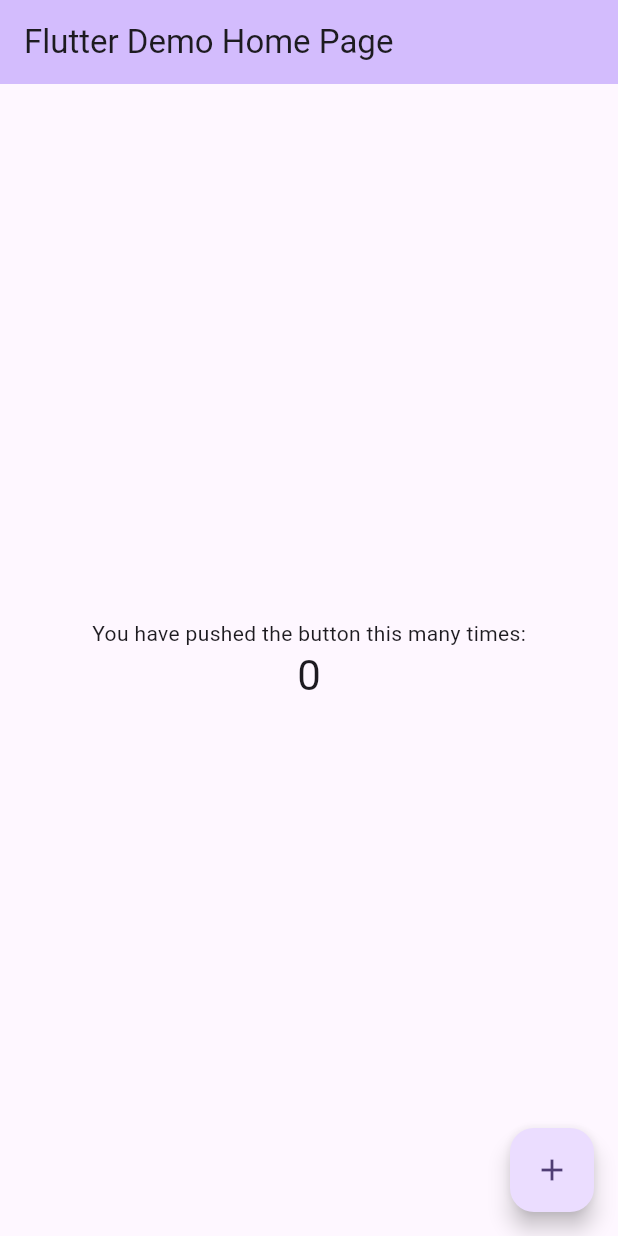
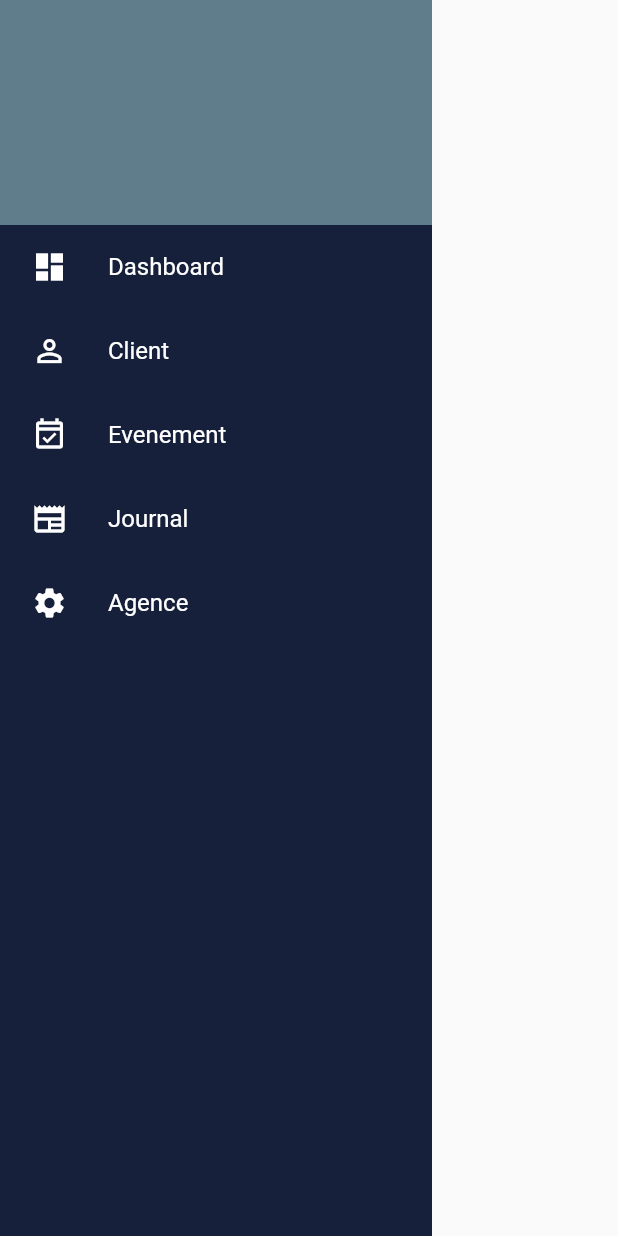
Before and after one commit to goldspide/projetSCTM, a Flutter app: the screen it shows after launch, on a phone screen of 412 x 824 dp. Run offline on Flutter 3.47's test engine with Material 2 defaults, Android fonts, the phone set to English and light mode, and no system bars; our stand-ins replace google_fonts; Roboto replaces fonts that are missing (Ubuntu).

Commit message:
creation des premier page

```diff
--- a/client/lib/main.dart
+++ b/client/lib/main.dart
@@ -1,3 +1,5 @@
+import 'package:client/screens/Dashboard.dart';
+import 'package:client/screens/loginScreen.dart';
 import 'package:flutter/material.dart';
 
 void main() {
@@ -7,119 +9,11 @@ void main() {
 class MyApp extends StatelessWidget {
   const MyApp({super.key});
 
-  // This widget is the root of your application.
   @override
   Widget build(BuildContext context) {
-    return MaterialApp(
-      title: 'Flutter Demo',
-      theme: ThemeData(
-        // This is the theme of your application.
-        //
-        // TRY THIS: Try running your application with "flutter run". You'll see
-        // the application has a blue toolbar. Then, without quitting the app,
-        // try changing the seedColor in the colorScheme below to Colors.green
-        // and then invoke "hot reload" (save your changes or press the "hot
-        // reload" button in a Flutter-supported IDE, or press "r" if you used
-        // the command line to start the app).
-        //
-        // Notice that the counter didn't reset back to zero; the application
-        // state is not lost during the reload. To reset the state, use hot
-        // restart instead.
-        //
-        // This works for code too, not just values: Most code changes can be
-        // tested with just a hot reload.
-        colorScheme: ColorScheme.fromSeed(seedColor: Colors.deepPurple),
-        useMaterial3: true,
-      ),
-      home: const MyHomePage(title: 'Flutter Demo Home Page'),
+    return const MaterialApp(
+      debugShowCheckedModeBanner: false,
+      home: DashBoard(),
     );
   }
 }
-
-class MyHomePage extends StatefulWidget {
-  const MyHomePage({super.key, required this.title});
-
-  // This widget is the home page of your application. It is stateful, meaning
-  // that it has a State object (defined below) that contains fields that affect
-  // how it looks.
-
-  // This class is the configuration for the state. It holds the values (in this
-  // case the title) provided by the parent (in this case the App widget) and
-  // used by the build method of the State. Fields in a Widget subclass are
-  // always marked "final".
-
-  final String title;
-
-  @override
-  State<MyHomePage> createState() => _MyHomePageState();
-}
-
-class _MyHomePageState extends State<MyHomePage> {
-  int _counter = 0;
-
-  void _incrementCounter() {
-    setState(() {
-      // This call to setState tells the Flutter framework that something has
-      // changed in this State, which causes it to rerun the build method below
-      // so that the display can reflect the updated values. If we changed
-      // _counter without calling setState(), then the build method would not be
-      // called again, and so nothing would appear to happen.
-      _counter++;
-    });
-  }
-
-  @override
-  Widget build(BuildContext context) {
-    // This method is rerun every time setState is called, for instance as done
-    // by the _incrementCounter method above.
-    //
-    // The Flutter framework has been optimized to make rerunning build methods
-    // fast, so that you can just rebuild anything that needs updating rather
-    // than having to individually change instances of widgets.
-    return Scaffold(
-      appBar: AppBar(
-        // TRY THIS: Try changing the color here to a specific color (to
-        // Colors.amber, perhaps?) and trigger a hot reload to see the AppBar
-        // change color while the other colors stay the same.
-        backgroundColor: Theme.of(context).colorScheme.inversePrimary,
-        // Here we take the value from the MyHomePage object that was created by
-        // the App.build method, and use it to set our appbar title.
-        title: Text(widget.title),
-      ),
-      body: Center(
-        // Center is a layout widget. It takes a single child and positions it
-        // in the middle of the parent.
-        child: Column(
-          // Column is also a layout widget. It takes a list of children and
-          // arranges them vertically. By default, it sizes itself to fit its
-          // children horizontally, and tries to be as tall as its parent.
-          //
-          // Column has various properties to control how it sizes itself and
-          // how it positions its children. Here we use mainAxisAlignment to
-          // center the children vertically; the main axis here is the vertical
-          // axis because Columns are vertical (the cross axis would be
-          // horizontal).
-          //
-          // TRY THIS: Invoke "debug painting" (choose the "Toggle Debug Paint"
-          // action in the IDE, or press "p" in the console), to see the
-          // wireframe for each widget.
-          mainAxisAlignment: MainAxisAlignment.center,
-          children: <Widget>[
-            const Text(
-              'You have pushed the button this many times:',
-            ),
-            Text(
-              '$_counter',
-              style: Theme.of(context).textTheme.headlineMedium,
-            ),
-          ],
-        ),
-      ),
-      floatingActionButton: FloatingActionButton(
-        onPressed: _incrementCounter,
-        tooltip: 'Increment',
-        child: const Icon(Icons.add),
-      ), // This trailing comma makes auto-formatting nicer for build methods.
-    );
-  }
-}
--- /dev/null
+++ b/client/lib/screens/Dashboard.dart
@@ -0,0 +1,112 @@
+import 'package:flutter/material.dart';
+import 'package:google_fonts/google_fonts.dart';
+
+class DashBoard extends StatefulWidget {
+  const DashBoard({super.key});
+
+  @override
+  State<DashBoard> createState() => _DashBoardState();
+}
+
+class _DashBoardState extends State<DashBoard> {
+  @override
+  Widget build(BuildContext context) {
+    return Scaffold(
+      body: SafeArea(
+          child: Container(
+        width: 288,
+        height: double.infinity,
+        color: const Color(0xFF17203A),
+        child: SafeArea(
+            child: Column(
+          children: [
+            Container(
+              color: Colors.blueGrey,
+              width: 288,
+              height: 150,
+            ),
+            Column(
+              children: [
+                ListTile(
+                  onTap: () {},
+                  leading: const SizedBox(
+                    height: 34,
+                    width: 34,
+                    child: Icon(
+                      Icons.dashboard_sharp,
+                      color: Colors.white,
+                    ),
+                  ),
+                  title: Text(
+                    'Dashboard',
+                    style: GoogleFonts.ubuntu(color: Colors.white),
+                  ),
+                ),
+                ListTile(
+                  onTap: () {},
+                  leading: const SizedBox(
+                    height: 34,
+                    width: 34,
+                    child: Icon(
+                      Icons.person_outline_sharp,
+                      color: Colors.white,
+                    ),
+                  ),
+                  title: Text(
+                    'Client',
+                    style: GoogleFonts.ubuntu(color: Colors.white),
+                  ),
+                ),
+                ListTile(
+                  onTap: () {},
+                  leading: const SizedBox(
+                    height: 34,
+                    width: 34,
+                    child: Icon(
+                      Icons.event_available_outlined,
+                      color: Colors.white,
+                    ),
+                  ),
+                  title: Text(
+                    'Evenement',
+                    style: GoogleFonts.ubuntu(color: Colors.white),
+                  ),
+                ),
+                ListTile(
+                  onTap: () {},
+                  leading: const SizedBox(
+                    height: 34,
+                    width: 34,
+                    child: Icon(
+                      Icons.newspaper,
+                      color: Colors.white,
+                    ),
+                  ),
+                  title: Text(
+                    'Journal',
+                    style: GoogleFonts.ubuntu(color: Colors.white),
+                  ),
+                ),
+                ListTile(
+                  onTap: () {},
+                  leading: const SizedBox(
+                    height: 34,
+                    width: 34,
+                    child: Icon(
+                      Icons.settings,
+                      color: Colors.white,
+                    ),
+                  ),
+                  title: Text(
+                    'Agence',
+                    style: GoogleFonts.ubuntu(color: Colors.white),
+                  ),
+                ),
+              ],
+            )
+          ],
+        )),
+      )),
+    );
+  }
+}
--- /dev/null
+++ b/client/lib/utils/colors.dart
@@ -0,0 +1,5 @@
+import 'package:flutter/material.dart';
+
+class AppColors {
+  // static final Color dashboardColor =  Color(#feefe9);
+}
--- a/client/pubspec.yaml
+++ b/client/pubspec.yaml
@@ -35,6 +35,7 @@ dependencies:
   # The following adds the Cupertino Icons font to your application.
   # Use with the CupertinoIcons class for iOS style icons.
   cupertino_icons: ^1.0.2
+  google_fonts:
 
 dev_dependencies:
   flutter_test:
```
Also changed, not shown: client/lib/screens/loginScreen.dart (added, +171 -0 lines), client/lib/screens/splashScreen.dart (added, +31 -0 lines), client/pubspec.lock, 1 other file.
